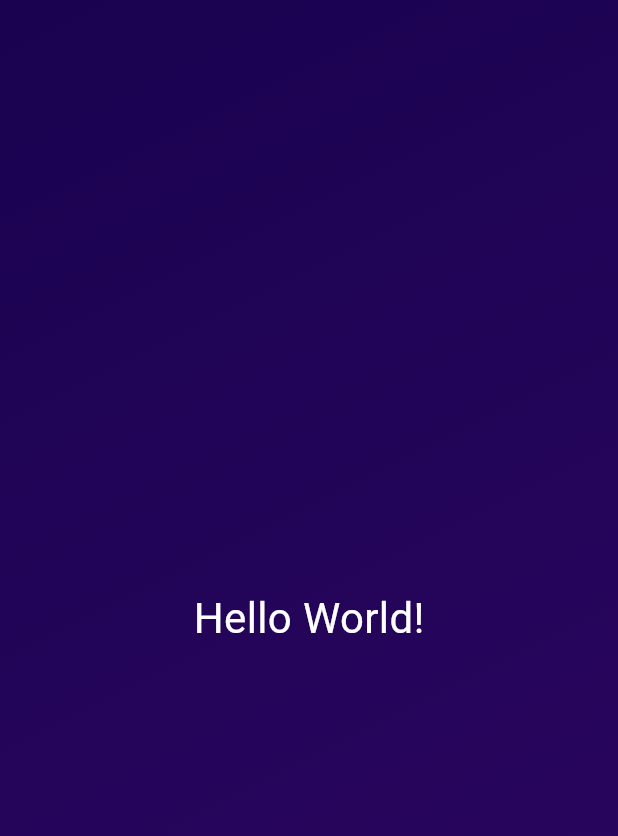
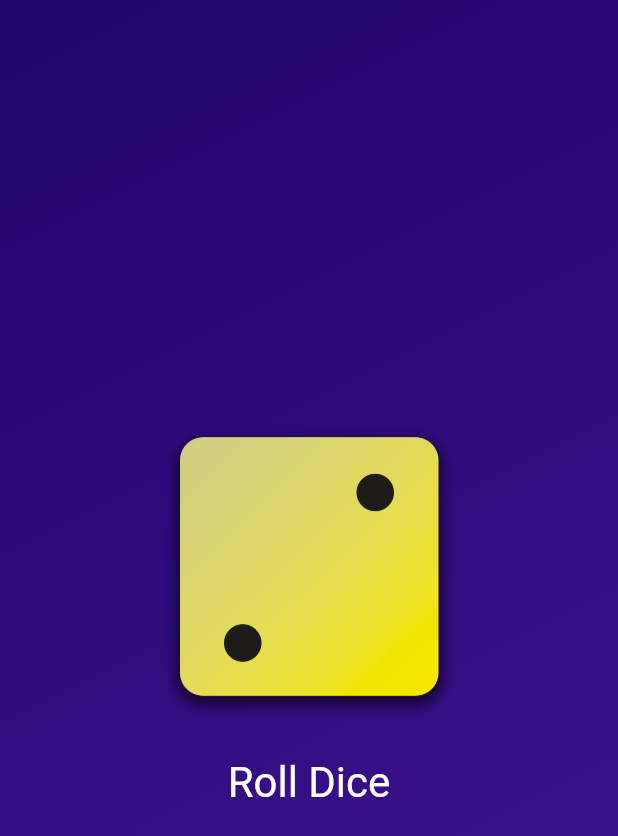
Before and after one commit to f3mi/roll_dice_app, a Flutter app: the screen it shows after launch, on a phone screen of 412 x 824 dp. Shown: the top 836 px of the screen. Run offline on Flutter 3.47's test engine with Material 3 defaults, Android fonts, the phone set to English and light mode, and no system bars.

Commit message:
Created a roll dice app in flutter

```diff
--- /dev/null
+++ b/lib/dice_roller.dart
@@ -0,0 +1,47 @@
+import 'dart:math';
+
+import 'package:flutter/material.dart';
+
+class DiceRoller extends StatefulWidget {
+  const DiceRoller({super.key});
+
+  @override
+  State<DiceRoller> createState() {
+    return _DiceRoller();
+  }
+}
+
+class _DiceRoller extends State<DiceRoller> {
+  var currentDiceRol = 2;
+
+  rollDice() {
+    setState(() {
+      currentDiceRol = Random().nextInt(6) + 1;
+    });
+  }
+
+  @override
+  Widget build(BuildContext context) {
+    return Column(
+      mainAxisSize: MainAxisSize.min,
+      children: [
+        Image.asset(
+          "assets/images/dice-$currentDiceRol.png",
+          width: 200,
+        ),
+        const SizedBox(
+          height: 20,
+        ),
+        TextButton(
+          onPressed: rollDice,
+          style: TextButton.styleFrom(
+              foregroundColor: Colors.white,
+              textStyle: const TextStyle(fontSize: 28)),
+          child: const Text(
+            "Roll Dice",
+          ),
+        )
+      ],
+    );
+  }
+}
--- /dev/null
+++ b/lib/gradient_container.dart
@@ -0,0 +1,24 @@
+import 'package:flutter/material.dart';
+import 'package:roll_dice_app/styled_text.dart';
+
+var startAlignment = Alignment.topLeft;
+var endAlignment = Alignment.bottomRight;
+
+class GradientContainer extends StatelessWidget {
+  const GradientContainer(this.color1, this.color2, {super.key});
+  final Color color1;
+  final Color color2;
+  @override
+  Widget build(BuildContext context) {
+    return Container(
+      decoration: BoxDecoration(
+        gradient: LinearGradient(
+          colors: [color1, color2],
+          begin: startAlignment,
+          end: endAlignment,
+        ),
+      ),
+      child: StyledText("Roll Dice"),
+    );
+  }
+}
--- a/lib/main.dart
+++ b/lib/main.dart
@@ -1,39 +1,15 @@
 import 'package:flutter/material.dart';
+import 'package:roll_dice_app/gradient_container.dart';
 
 void main() {
   runApp(
-    MaterialApp(
+    const MaterialApp(
       home: Scaffold(
-        body: GradientContainer()
+        body: GradientContainer(
+          Color.fromARGB(255, 33, 5, 109),
+          Color.fromARGB(255, 68, 21, 149),
+        ),
       ),
     ),
   );
 }
-
-
-class GradientContainer extends StatelessWidget {
-  @override
-  Widget build(BuildContext context) {
-    return Container(
-          decoration: const BoxDecoration(
-            gradient: LinearGradient(
-              colors: [
-                Color.fromARGB(255, 26, 2, 80),
-                Color.fromARGB(255, 45, 7, 98)
-              ],
-              begin: Alignment.topLeft,
-              end: Alignment.bottomRight,
-            ),
-          ),
-          child: const Center(
-            child: Text(
-              "Hello World!",
-              style: TextStyle(
-                color: Colors.white,
-                fontSize: 28,
-              ),
-            ),
-          ),
-        );
-  }
-}
--- /dev/null
+++ b/lib/styled_text.dart
@@ -0,0 +1,12 @@
+import 'package:flutter/material.dart';
+import 'package:roll_dice_app/dice_roller.dart';
+
+class StyledText extends StatelessWidget {
+  const StyledText(this.text, {super.key});
+  final String text;
+
+  @override
+  Widget build(BuildContext context) {
+    return const Center(child: DiceRoller());
+  }
+}
```
Also changed, not shown: pubspec.yaml (+7 -3 lines), assets/images/dice-1.png (added), assets/images/dice-2.png (added), assets/images/dice-3.png (added), assets/images/dice-4.png (added), assets/images/dice-5.png (added), assets/images/dice-6.png (added), 1 other file.
